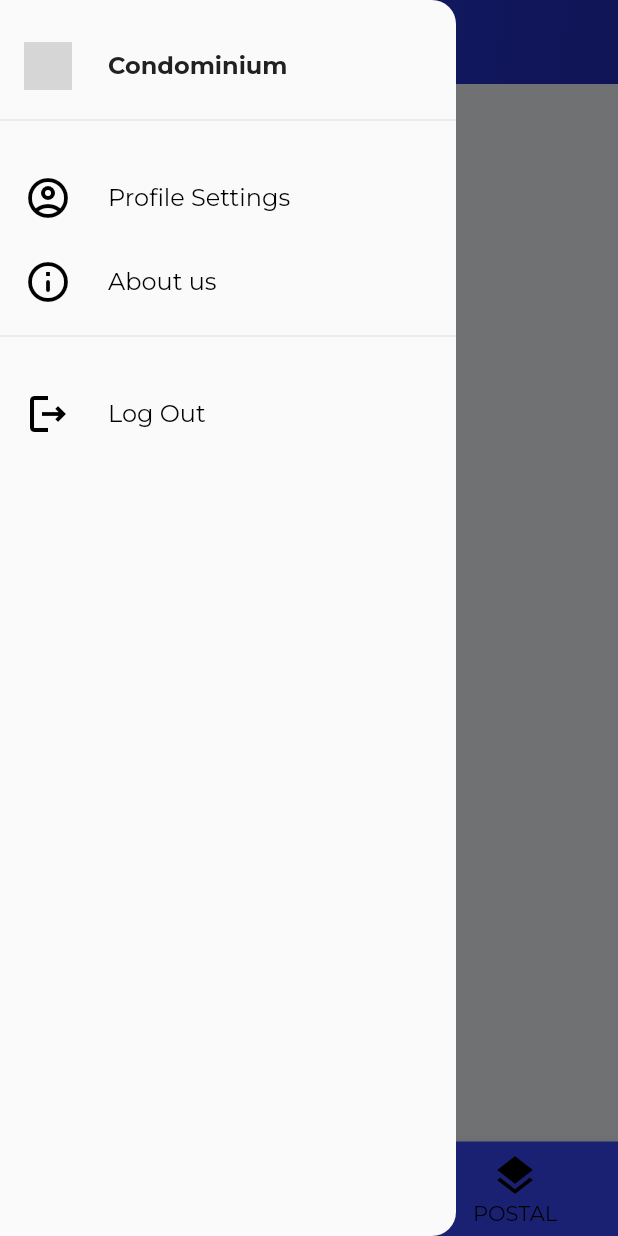
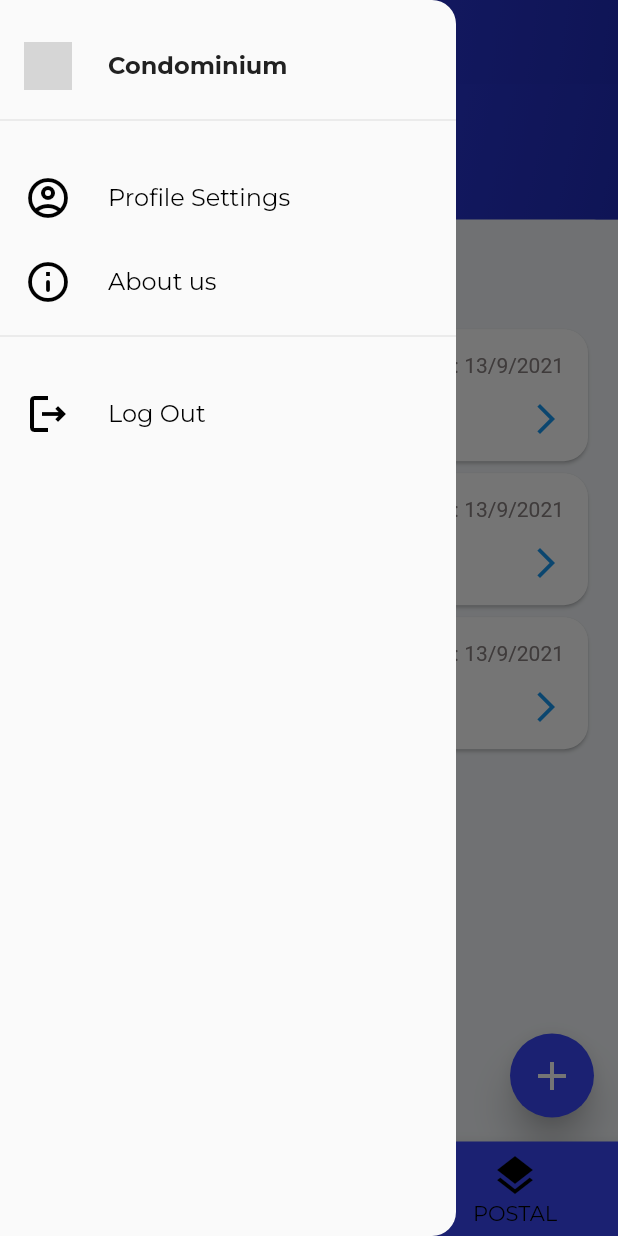
Before and after one commit to boy-warakorn/rmp-flutter, a Flutter app: the screen it shows after launch, item 3 of the bottom bar chosen, with the side drawer open, on a phone screen of 412 x 824 dp. Run offline on Flutter 3.47's test engine with Material 2 defaults, Android fonts, the phone set to English and light mode, and no system bars; our stand-ins replace flutter_hooks, font_awesome_flutter, google_fonts; network calls fail; grey boxes are pictures that could not be loaded.

Commit message:
Add postal screen

```diff
--- a/lib/screens/condos/postal/postal_screen.dart
+++ b/lib/screens/condos/postal/postal_screen.dart
@@ -1,10 +1,133 @@
+import 'package:flutter/cupertino.dart';
 import 'package:flutter/material.dart';
+import 'package:rmp_flutter/configs/colors.dart';
+import 'package:rmp_flutter/configs/constants.dart';
+import 'package:rmp_flutter/widgets/general/package_card.dart';
 
 class PostalScreen extends StatelessWidget {
   const PostalScreen({Key? key}) : super(key: key);
 
   @override
   Widget build(BuildContext context) {
-    return Container(child: Text('Welcome Postal'));
+    return Column(
+      crossAxisAlignment: CrossAxisAlignment.stretch,
+      children: [
+        Expanded(
+          flex: 1,
+          child: Container(
+            decoration: BoxDecoration(
+              gradient: LinearGradient(
+                begin: Alignment.topLeft,
+                end: Alignment.bottomRight,
+                colors: <Color>[kBrandColor, kBrandAlternativeDarkerColor],
+              ),
+            ),
+            child: Column(
+              mainAxisAlignment: MainAxisAlignment.start,
+              crossAxisAlignment: CrossAxisAlignment.stretch,
+              children: [
+                kSizedBoxVerticalXS,
+                kSizedBoxVerticalS,
+                Container(
+                  margin: EdgeInsets.only(
+                    left: kSizeM,
+                  ),
+                  child: Text(
+                    "Postal Management",
+                    style: Theme.of(context).textTheme.headline3?.copyWith(
+                          color: kLightColor,
+                        ),
+                  ),
+                ),
+              ],
+            ),
+          ),
+        ),
+        Expanded(
+          flex: 6,
+          child: Container(
+            decoration: BoxDecoration(
+              color: kBgColor,
+              borderRadius: BorderRadius.vertical(
+                top: Radius.circular(
+                  kSizeS,
+                ),
+              ),
+            ),
+            child: Column(
+              crossAxisAlignment: CrossAxisAlignment.start,
+              children: [
+                kSizedBoxVerticalXS,
+                kSizedBoxVerticalS,
+                Container(
+                  margin: EdgeInsets.only(
+                    left: kSizeM,
+                  ),
+                  child: Text(
+                    "All Packages",
+                    style: Theme.of(context).textTheme.subtitle1?.copyWith(
+                          fontSize: kFontSizeHeadline3,
+                          color: kBrandDarkerColor,
+                          fontWeight: FontWeight.bold,
+                        ),
+                  ),
+                ),
+                kSizedBoxVerticalXS,
+                kSizedBoxVerticalS,
+                Container(
+                  margin: EdgeInsets.symmetric(
+                    horizontal: kSizeS,
+                  ),
+                  child: PackageCard(
+                    title: "Gaming Monitor",
+                    date: "13/9/2021",
+                    note: "24 inches monitor",
+                    onPressed: () => print('this is package.'),
+                  ),
+                ),
+                Container(
+                  margin: EdgeInsets.symmetric(
+                    horizontal: kSizeS,
+                  ),
+                  child: PackageCard(
+                    title: "Gaming Monitor",
+                    date: "13/9/2021",
+                    note: "24 inches monitor",
+                    onPressed: () => print('this is package.'),
+                  ),
+                ),
+                Container(
+                  margin: EdgeInsets.symmetric(
+                    horizontal: kSizeS,
+                  ),
+                  child: PackageCard(
+                    title: "Gaming Monitor",
+                    date: "13/9/2021",
+                    note: "24 inches monitor",
+                    onPressed: () => print('this is package.'),
+                  ),
+                ),
+              ],
+            ),
+          ),
+        ),
+        Container(
+          alignment: Alignment.bottomRight,
+          margin: EdgeInsets.only(
+            right: kSizeS,
+            bottom: kSizeS,
+          ),
+          child: FloatingActionButton(
+            elevation: 10,
+            onPressed: () => print('onPressed'),
+            child: Icon(
+              Icons.add,
+              size: kSizeM,
+            ),
+            backgroundColor: kBrandColor,
+          ),
+        ),
+      ],
+    );
   }
 }
```
